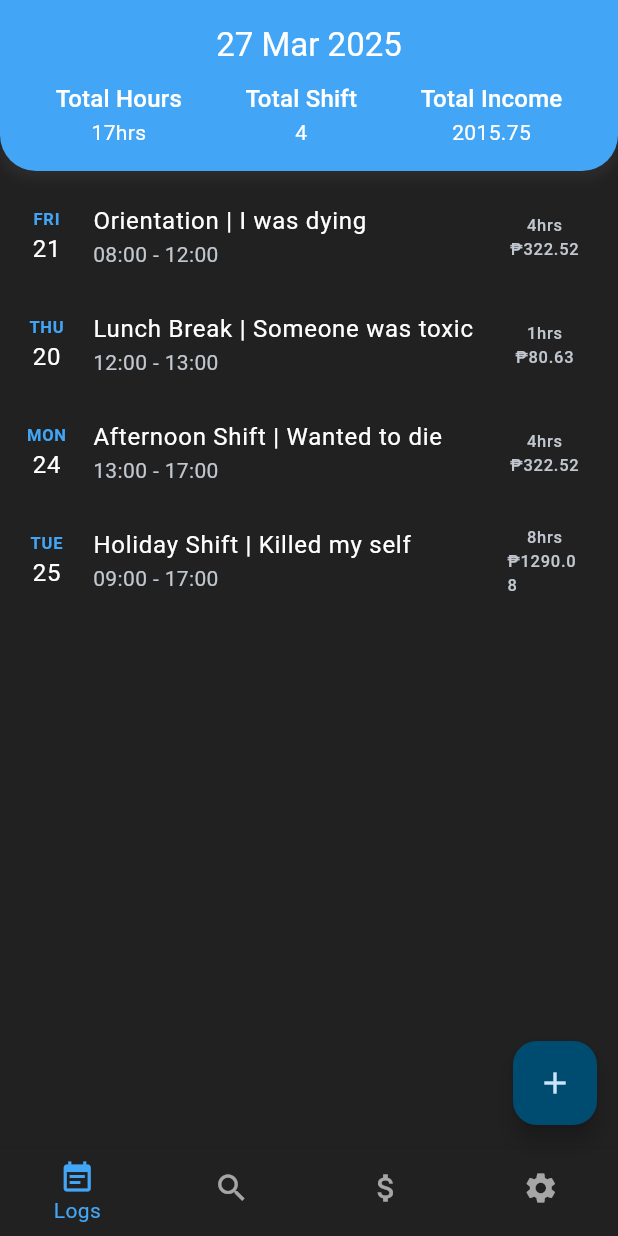
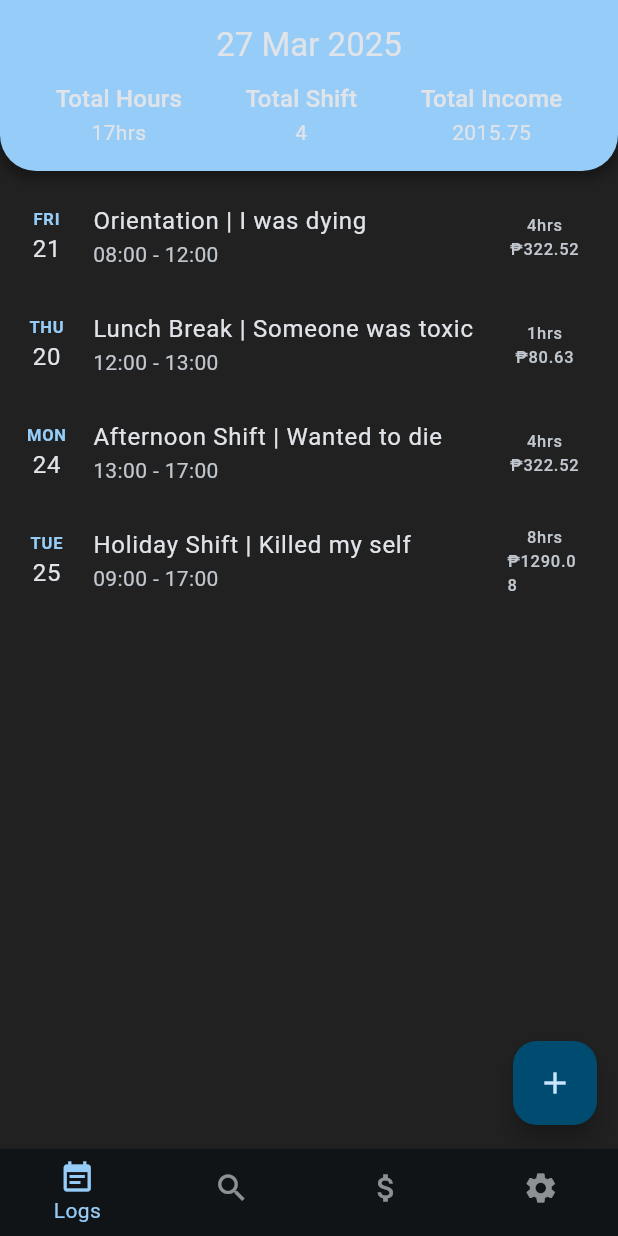
Before and after one commit to lrnzdc3696/chledge, a Flutter app: the screen it shows after launch, on a phone screen of 412 x 824 dp. Run offline on Flutter 3.47's test engine with Material 3 defaults, Android fonts, the phone set to English and light mode, and no system bars.

```diff
--- a/lib/main.dart
+++ b/lib/main.dart
@@ -1,41 +1,23 @@
 import 'package:flutter/material.dart';
 import 'package:chledge/screens/bottom_bar.dart';
+import 'package:chledge/utils/themes.dart';
 
 void main() {
-  runApp(const MyApp());
+  runApp(const ChledgeApp());
 }
 
-class MyApp extends StatelessWidget {
-  const MyApp({super.key});
+class ChledgeApp extends StatelessWidget {
+  const ChledgeApp({super.key});
 
   // This widget is the root of your application.
   @override
   Widget build(BuildContext context) {
     return MaterialApp(
       title: "Chledge",
-      theme: ThemeData(
-        // Light theme settings
-        brightness: Brightness.light,
-        primarySwatch: Colors.blue,
-        // ... other light theme properties
-      ),
-      darkTheme: ThemeData(
-        brightness: Brightness.dark,
-        colorScheme: ColorScheme.fromSeed(
-          seedColor: Colors.lightBlue,
-          brightness: Brightness.dark,
-          surface: Colors.grey[900]!, // Grey surface (similar to background)
-          onSurface: Colors.white, // White text on grey surface
-          primary: Colors.blue[400]!,
-          onPrimary: Colors.black,
-          shadow: Colors.grey[800]!,
-        ),
-        scaffoldBackgroundColor:
-            Colors.grey[900], // Ensure scaffold background matches
-        // ... other dark theme customizations
-      ),
-      themeMode: ThemeMode.dark, // Or ThemeMode.light, ThemeMode.dark
-      // debugShowCheckedModeBanner: false,
+      theme: lightTheme,
+      darkTheme: darkTheme,
+      themeMode: ThemeMode.dark, // Or light, dark, system
+      debugShowCheckedModeBanner: false,
       home: const BottomBar(),
     );
   }
--- /dev/null
+++ b/lib/utils/themes.dart
@@ -0,0 +1,20 @@
+import 'package:flutter/material.dart';
+
+ThemeData lightTheme = ThemeData(
+  brightness: Brightness.light,
+  colorScheme: ColorScheme.fromSeed(
+    seedColor: Colors.blue,
+    brightness: Brightness.light,
+  ),
+  useMaterial3: true,
+);
+
+ThemeData darkTheme = ThemeData(
+  brightness: Brightness.dark,
+  colorScheme: ColorScheme.fromSeed(
+    seedColor: Colors.lightBlue,
+    brightness: Brightness.dark,
+  ),
+  scaffoldBackgroundColor:
+      Colors.grey[900], // Ensure scaffold background matches
+);
```
Also changed, not shown: pubspec.yaml (+21 -1 lines), assets/icon/chledge_icon.png (added).
